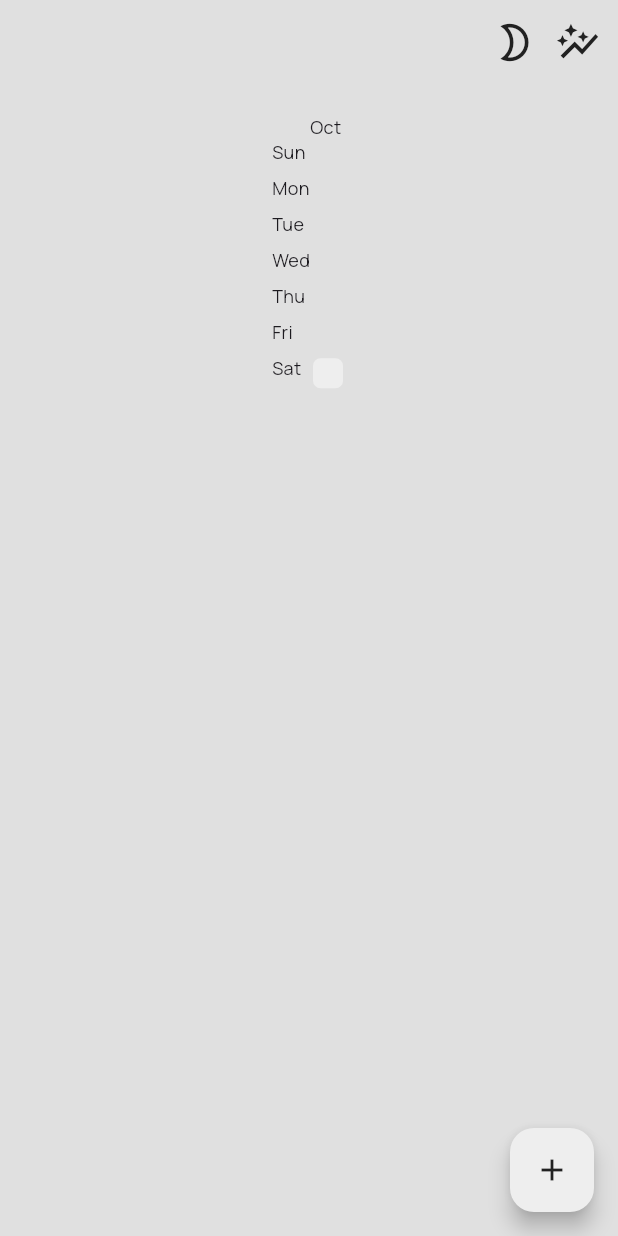
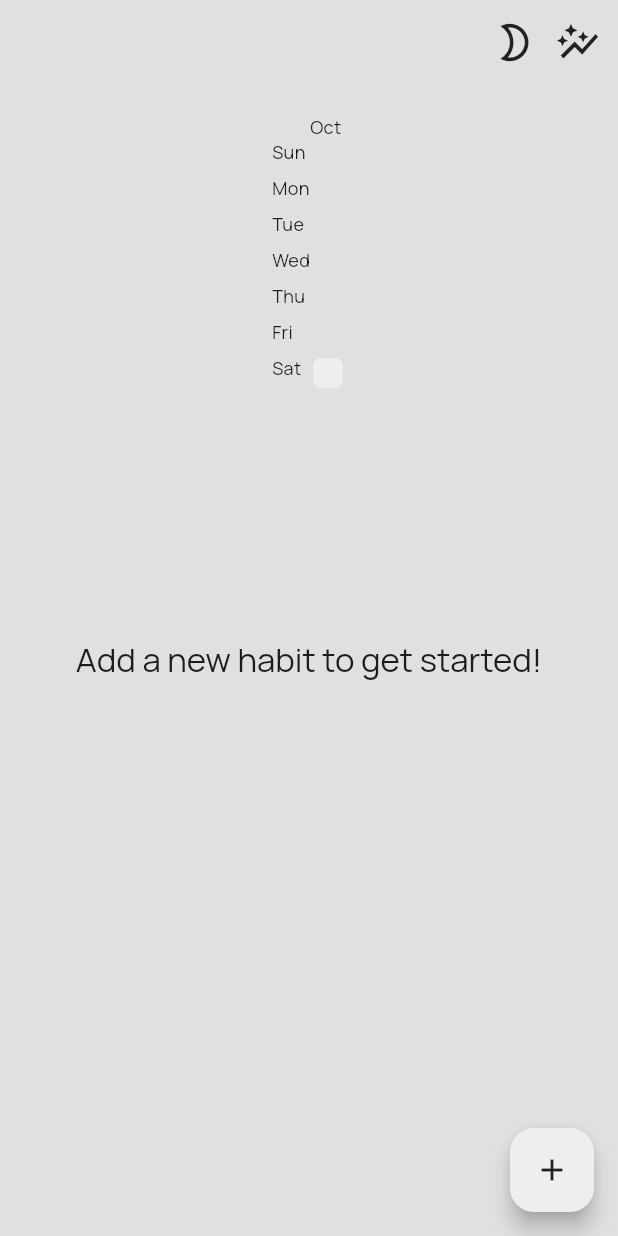
Before and after one commit to artemhula/habbits_app, a Flutter app: the screen it shows after launch, on a phone screen of 412 x 824 dp. Run offline on Flutter 3.47's test engine with Material 3 defaults, Android fonts, the phone set to English and light mode, and no system bars; drawn by our look-alikes of flutter_heatmap_calendar; our stand-ins replace fl_chart, flutter_animate, flutter_local_notifications, get_it, google_fonts, numberpicker and 2 more; missing offline and left inert: lottie_tgs; accounts and stored records are empty.

Commit message:
Small fixes

```diff
--- a/lib/database/sqlite_database.dart
+++ b/lib/database/sqlite_database.dart
@@ -1,4 +1,3 @@
-// import 'dart:io';
 import 'package:flutter/material.dart';
 import 'package:habits/models/habit.dart';
 import 'package:habits/models/habit_completion.dart';
@@ -117,7 +116,7 @@ class HabitDatabase {
     }
   }
 
-  Future updateHabit(int id,  String name, bool reminderEnable,
+  Future updateHabit(int id, String name, bool reminderEnable,
       int? reminderHours, int? reminderMinutes) async {
     final db = await database;
     await db.update(
--- a/lib/locator.dart
+++ b/lib/locator.dart
@@ -5,6 +5,7 @@ import 'package:habits/provider/habit_provider.dart';
 import 'package:habits/repository/habit_repository.dart';
 import 'package:habits/utils/habit_util.dart';
 import 'package:habits/utils/notification_service.dart';
+
 import 'provider/theme_provider.dart';
 
 final sl = GetIt.instance;
--- a/lib/screens/calendar_screen.dart
+++ b/lib/screens/calendar_screen.dart
@@ -47,7 +47,7 @@ class CalendarScreen extends StatelessWidget {
           return Padding(
             padding: const EdgeInsets.all(20),
             child: Stack(
-              alignment: Alignment.center,
+              alignment: Alignment.bottomCenter,
               children: [
                 ListView(
                   physics: const BouncingScrollPhysics(),
@@ -95,6 +95,19 @@ class CalendarScreen extends StatelessWidget {
                       }),
                   ],
                 ),
+                if (habitProvider.habits.isEmpty)
+                  Column(
+                    mainAxisSize: MainAxisSize.max,
+                    mainAxisAlignment: MainAxisAlignment.center,
+                    children: [
+                      Center(
+                        child: Text(
+                          'Add a new habit to get started!',
+                          style: Theme.of(context).textTheme.titleLarge,
+                        ),
+                      ),
+                    ],
+                  ),
                 const StreakAnimation(),
               ],
             ),
--- a/lib/widgets/streak_animation.dart
+++ b/lib/widgets/streak_animation.dart
@@ -33,7 +33,7 @@ class _StreakAnimationState extends State<StreakAnimation> {
   void _handleStreakChange() {
     final habitProvider = Provider.of<HabitProvider>(context, listen: false);
 
-    if (habitProvider.streak > _previousStreak) {
+    if (habitProvider.streak > _previousStreak && _previousStreak != 0) {
       setState(() {
         _showAnimation = true;
         _previousStreak = habitProvider.streak;
--- a/pubspec.yaml
+++ b/pubspec.yaml
@@ -11,7 +11,6 @@ environment:
 dependencies:
   flutter:
     sdk: flutter
-
   cupertino_icons: ^1.0.6
   provider: ^6.1.2
   sqflite: ^2.3.3+1
@@ -27,7 +26,6 @@ dependencies:
   timezone: ^0.9.4
   lottie_tgs: ^2.7.1
 
-
 dev_dependencies:
   flutter_test:
     sdk: flutter
```
Also changed, not shown: lib/repository/habit_repository.dart (line endings or trailing spaces), 1 other file.
